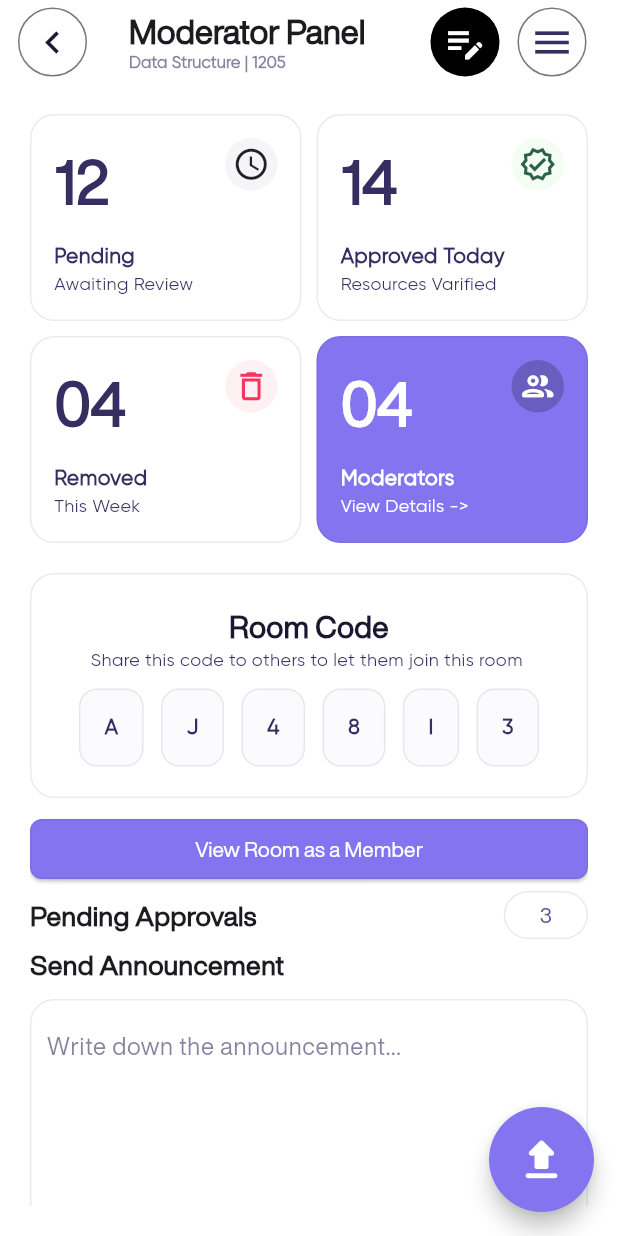
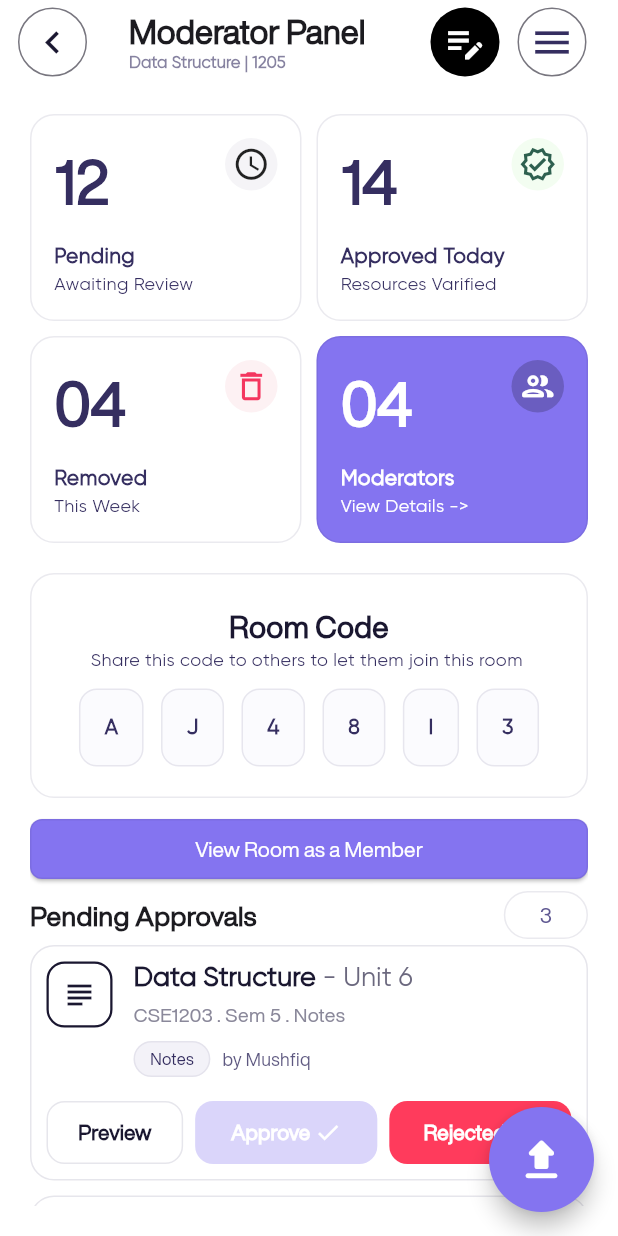
Before and after one commit to NoteHive-Aust/NoteHive, a Flutter app: the RoomScreenAdminOrMod screen opened directly, on a phone screen of 412 x 824 dp. Run offline on Flutter 3.47's test engine with Material 3 defaults, Android fonts, the phone set to English and light mode, and no system bars.

Commit message:
pendind aprovals to admin page

```diff
--- a/lib/Screens/RoomScreen_adminOrMod.dart
+++ b/lib/Screens/RoomScreen_adminOrMod.dart
@@ -1,6 +1,7 @@
 import 'package:flutter/material.dart';
 import 'package:flutter/services.dart';
 import 'package:notehive/Screens/members.dart';
+import 'package:notehive/Screens/pendingApproval.dart';
 import 'package:notehive/Screens/roomScreen.dart';
 import 'package:notehive/Screens/room_announcement_page.dart';
 import 'package:notehive/widgets/leadingTitleAndTailButton.dart';
@@ -45,6 +46,45 @@ class _RoomScreenAdminOrModState extends State<RoomScreenAdminOrMod> {
                 Navigator.push(context, MaterialPageRoute(builder: (context)=>RoomScreen(roomName: 'Data Structure | 1205',roomSubtitle: 'AUST University',)));
               }),
               LeadingTitleAndTailButton(context: context, title: 'Pending Approvals', buttonText: '3', method: (){}),
+              ListView.separated(
+                physics: NeverScrollableScrollPhysics(),
+                shrinkWrap: true,
+                //padding: EdgeInsets.symmetric(horizontal: 20, vertical: 16),
+                itemCount: 3,
+                separatorBuilder: (context, index) {
+                  return SizedBox(height: 10);
+                },
+                itemBuilder: (context, index) {
+                  //final item = approvalList[index];
+                  return PendingApprovalCard(
+                    title: 'Data Structure',
+                    unit: 'Unit 6',
+                    subtitle: 'CSE1203 . Sem 5 . Notes',
+                    category: 'Notes',
+                    author: 'Mushfiq',
+                    status: 'rejected',
+                    onPreview: () {},
+                    onApprove: () {
+                      setState(() {
+                      //   if (item.status == 'approved') {
+                      //     item.status = 'pending';
+                      //   } else {
+                      //     item.status = 'approved';
+                      //   }
+                      });
+                    },
+                    onReject: () {
+                      setState(() {
+                        // if (item.status == 'rejected') {
+                        //   item.status = 'pending';
+                        // } else {
+                        //   item.status = 'rejected';
+                        // }
+                      });
+                    },
+                  );
+                },
+              ),
               Text('Send Announcement',style: TextStyle(
                 fontSize: 18,
                 fontWeight: FontWeight.w600,
@@ -57,7 +97,7 @@ class _RoomScreenAdminOrModState extends State<RoomScreenAdminOrMod> {
                   borderRadius: BorderRadius.circular(16),
                   border: Border.all(color: Color(0xff352E60).withOpacity(0.1)),
                 ),
-                child: TextField(
+                child: TextFormField(
                   maxLines: 5,
                   decoration: InputDecoration(
                     hintText: 'Write down the announcement...',
@@ -188,15 +228,17 @@ class _RoomScreenAdminOrModState extends State<RoomScreenAdminOrMod> {
               text: 'Moderators',
               icon: Icons.admin_panel_settings_outlined,
             ),
+            // Divider(),
+            // DrawerWidgets(
+            //   method: () {},
+            //   text: 'Analytics',
+            //   icon: Icons.auto_graph_outlined,
+            // ),
             Divider(),
             DrawerWidgets(
-              method: () {},
-              text: 'Analytics',
-              icon: Icons.auto_graph_outlined,
-            ),
-            Divider(),
-            DrawerWidgets(
-              method: () {},
+              method: () {
+                Navigator.of(context).push(MaterialPageRoute(builder: (context)=>PendingApprovalScreen()));
+              },
               text: 'Pending Approval',
               icon: Icons.access_time,
             ),
```
Also changed, not shown: lib/Screens/login.dart (+5 -3 lines).
